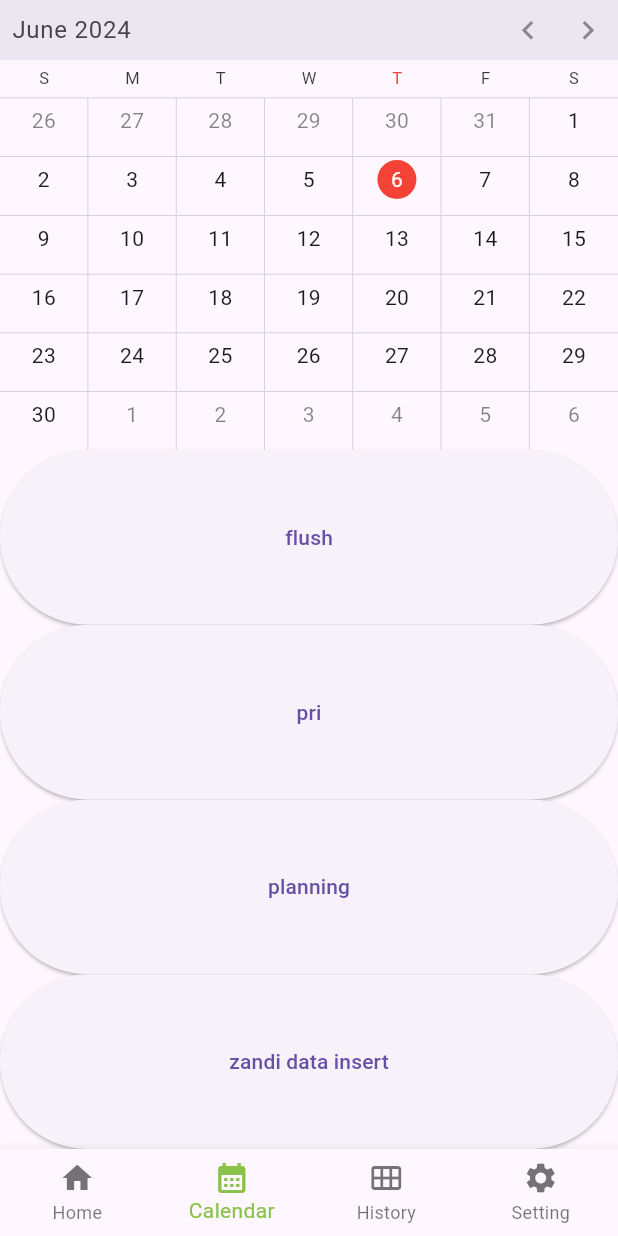
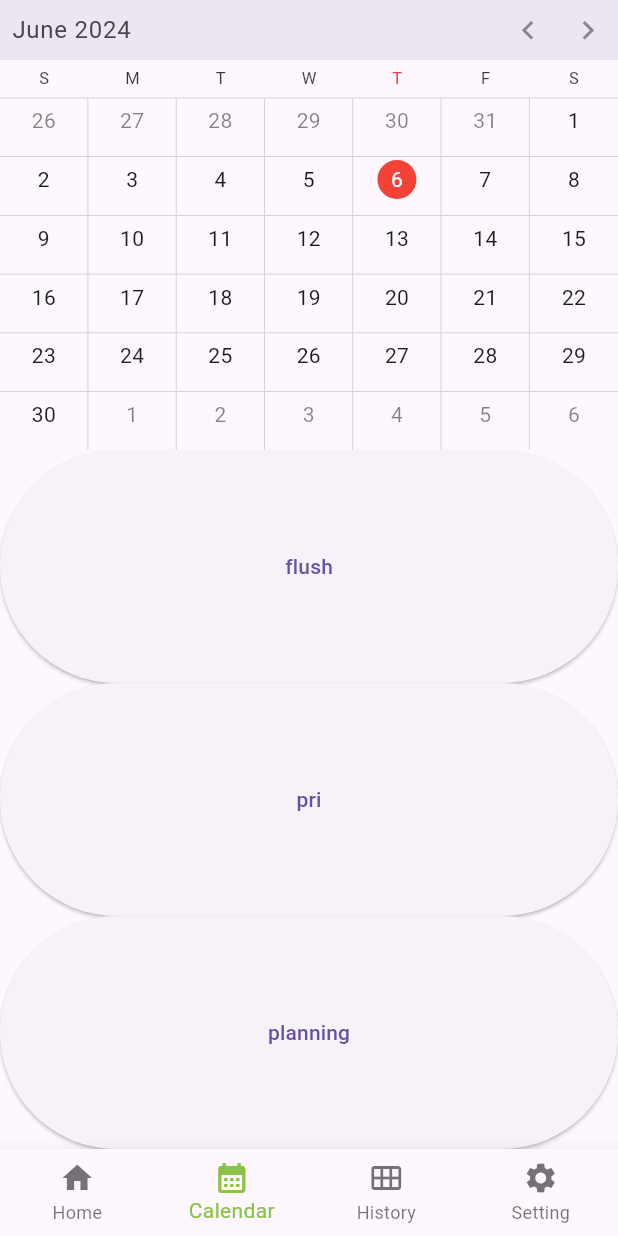
Before and after one commit to kuper0201/TimeBoxing_Fork, a Flutter app: the screen it shows after launch, item 2 of the bottom bar chosen, on a phone screen of 412 x 824 dp. Run offline on Flutter 3.47's test engine with Material 3 defaults, Android fonts, the phone set to English and light mode, and no system bars; drawn by our look-alikes of syncfusion_flutter_calendar; our stand-ins replace drift, equatable, flutter_datetime_picker_plus; missing offline and left inert: dart:ffi, split_view; accounts and stored records are empty; generated files the repository leaves out were written again.

Commit message:
branch switch

```diff
--- a/lib/Calendar.dart
+++ b/lib/Calendar.dart
@@ -1,16 +1,9 @@
 import 'package:syncfusion_flutter_calendar/calendar.dart' as CV; // 캘린더
 import 'package:flutter/material.dart';
-import 'package:time_boxing/History.dart';
 
 import 'calendar_steps/FlushView.dart';
 import 'calendar_steps/PlanningView.dart';
 import 'calendar_steps/PriView.dart';
-
-//테스트용 코드 테스트 종료후 삭제해도됨
-import 'package:time_boxing/DB/repositoryForZandi.dart';
-
-RepositoryForZandi repistory = RepositoryForZandi();
-//테스트용 코드 테스트 종료후 삭제해도됨
 
 class CalendarView extends StatefulWidget {
   const CalendarView({super.key});
@@ -73,18 +66,6 @@ class _CalendarViewState extends State<CalendarView> {
               child: const Text("planning")
             )
           )
-          //테스트용 코드 테스트 종료후 삭제해도됨
-          ,
-          Expanded(
-            child: ElevatedButton(
-              style: ElevatedButton.styleFrom(),
-              onPressed:(){
-
-              },
-              child: const Text("zandi data insert")
-            )
-          )
-          //테스트용 코드 테스트 종료후 삭제해도됨
         ]
       )
     );
```
Also changed, not shown: lib/History.dart (+0 -8 lines).
